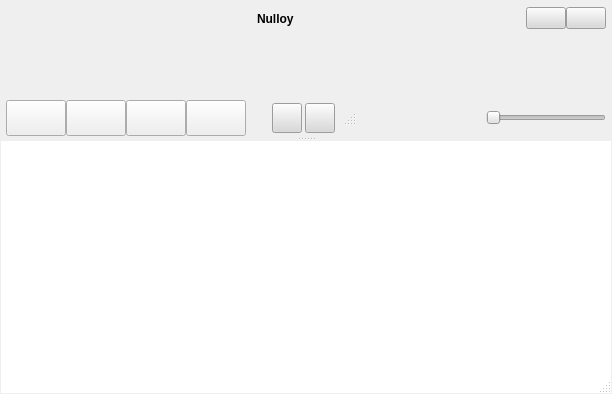
Above: src/skins/metro/form.ui from nulloy/nulloy before the change. Below: the same form after it.
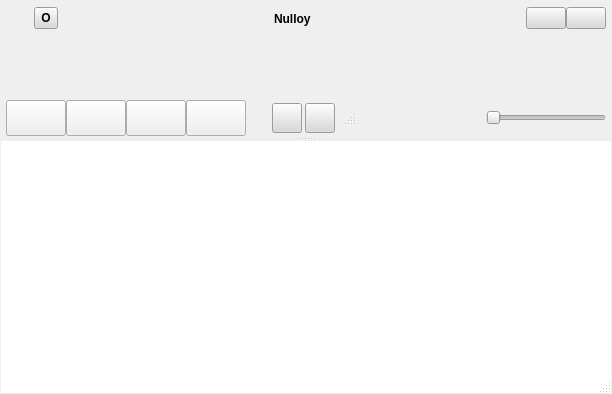
That is the form after the change. Icons and pictures are not drawn. Custom widgets are drawn as their Qt base class.

Commit message: themeButton toggle

The edit to the form file:
```diff
--- a/src/skins/metro/form.ui
+++ b/src/skins/metro/form.ui
@@ -716,6 +716,72 @@
                   </property>
                  </widget>
                 </item>
+                <item>
+                 <widget class="QWidget" name="themeButtonSpacer" native="true">
+                  <property name="sizePolicy">
+                   <sizepolicy hsizetype="Fixed" vsizetype="Preferred">
+                    <horstretch>0</horstretch>
+                    <verstretch>0</verstretch>
+                   </sizepolicy>
+                  </property>
+                  <property name="minimumSize">
+                   <size>
+                    <width>10</width>
+                    <height>0</height>
+                   </size>
+                  </property>
+                 </widget>
+                </item>
+                <item>
+                 <widget class="QToolButton" name="themeButton">
+                  <property name="minimumSize">
+                   <size>
+                    <width>22</width>
+                    <height>22</height>
+                   </size>
+                  </property>
+                  <property name="maximumSize">
+                   <size>
+                    <width>40</width>
+                    <height>22</height>
+                   </size>
+                  </property>
+                  <property name="font">
+                   <font>
+                    <weight>75</weight>
+                    <bold>true</bold>
+                   </font>
+                  </property>
+                  <property name="focusPolicy">
+                   <enum>Qt::NoFocus</enum>
+                  </property>
+                  <property name="toolTip">
+                   <string>Minimize</string>
+                  </property>
+                  <property name="text">
+                   <string>O</string>
+                  </property>
+                  <property name="checkable">
+                   <bool>true</bool>
+                  </property>
+                 </widget>
+                </item>
+                <item>
+                 <spacer name="titleBarSpacer_4">
+                  <property name="orientation">
+                   <enum>Qt::Horizontal</enum>
+                  </property>
+                  <property name="sizeType">
+                   <enum>QSizePolicy::Fixed</enum>
+                  </property>
+                  <property name="sizeHint" stdset="0">
+                   <size>
+                    <width>10</width>
+                    <height>25</height>
+                   </size>
+                  </property>
+                 </spacer>
+                </item>
                 <item>
                  <spacer name="titleBarSpacer_2">
                   <property name="orientation">
@@ -777,6 +843,22 @@
                   </property>
                  </spacer>
                 </item>
+                <item>
+                 <spacer name="titleBarSpacer_3">
+                  <property name="orientation">
+                   <enum>Qt::Horizontal</enum>
+                  </property>
+                  <property name="sizeType">
+                   <enum>QSizePolicy::Fixed</enum>
+                  </property>
+                  <property name="sizeHint" stdset="0">
+                   <size>
+                    <width>10</width>
+                    <height>25</height>
+                   </size>
+                  </property>
+                 </spacer>
+                </item>
                 <item>
                  <widget class="QToolButton" name="minimizeButton">
                   <property name="minimumSize">
```
Left out of the diff: 8 changed lines with no effect on the pictures. The commit also changes 2 other files.
